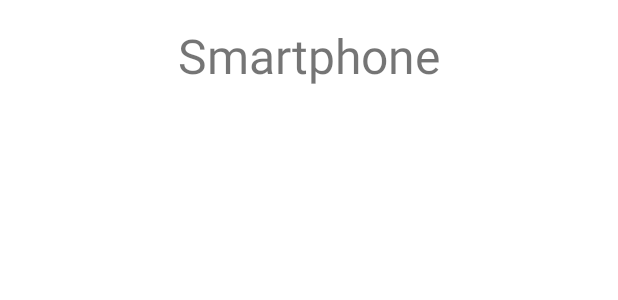
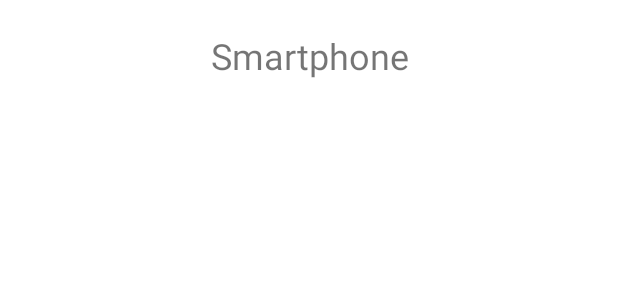
Before and after one commit to AIdaPavel/USPMobile, an Android app: the layout fragment_models_list.xml on its own in the app's theme, with its tools: preview values and no code run, on a phone screen of 412 x 824 dp. Shown: the top 300 px of the screen. Run offline under Robolectric (Android 15) with nearby library versions, the phone set to English and light mode, and no system bars.

Commit message:
moved the viewpager to a separate fragment, added and connected the notebooks tab, broke the back button

```diff
--- a/app/src/main/AndroidManifest.xml
+++ b/app/src/main/AndroidManifest.xml
@@ -11,7 +11,8 @@
         android:theme="@style/Theme.UspMobile">
         <activity
             android:name=".App"
-            android:exported="true">
+            android:exported="true"
+            android:screenOrientation="portrait">
             <intent-filter>
                 <action android:name="android.intent.action.MAIN" />
 
--- a/app/src/main/java/aidapavel/uspmobile/ui/adapter/ViewPagerAdapter.kt
+++ b/app/src/main/java/aidapavel/uspmobile/ui/adapter/ViewPagerAdapter.kt
@@ -6,7 +6,7 @@ import androidx.viewpager2.adapter.FragmentStateAdapter
 
 class ViewPagerAdapter(fragmentActivity: FragmentActivity) : FragmentStateAdapter(fragmentActivity ) {
 
-    private val fragments = arrayOf(DevicesFragment, DevicesFragment, DevicesFragment)
+    private val fragments = arrayOf(DevicesFragment, DevicesFragment, DevicesFragment, DevicesFragment)
 
     override fun getItemCount() = fragments.size
 
--- a/app/src/main/java/aidapavel/uspmobile/ui/devices/DevicesFragment.kt
+++ b/app/src/main/java/aidapavel/uspmobile/ui/devices/DevicesFragment.kt
@@ -8,7 +8,7 @@ import android.os.Bundle
 import android.view.View
 import moxy.MvpAppCompatFragment
 
-class DevicesFragment() : MvpAppCompatFragment(R.layout.fragment_devices_main) {
+class DevicesFragment : MvpAppCompatFragment(R.layout.fragment_devices_main) {
     private val binding: FragmentDevicesMainBinding by viewBinding()
     private var positionValue: Int = 0
 
--- a/app/src/main/java/aidapavel/uspmobile/ui/recycler/RecyclerModelsListAdapter.kt
+++ b/app/src/main/java/aidapavel/uspmobile/ui/recycler/RecyclerModelsListAdapter.kt
@@ -1,13 +1,9 @@
 package aidapavel.uspmobile.ui.recycler
 
-import aidapavel.uspmobile.R
 import aidapavel.uspmobile.databinding.FragmentModelItemBinding
-import aidapavel.uspmobile.ui.devices.ModelFragment
-import android.os.Bundle
 import android.view.LayoutInflater
 import android.view.View
 import android.view.ViewGroup
-import android.widget.Toast
 import androidx.recyclerview.widget.RecyclerView
 
 class RecyclerModelsListAdapter(private val data:List<Data>) : RecyclerView.Adapter<RecyclerView.ViewHolder>() {
--- a/app/src/main/res/layout/fragment_models_list.xml
+++ b/app/src/main/res/layout/fragment_models_list.xml
@@ -1,31 +1,29 @@
 <?xml version="1.0" encoding="utf-8"?>
-
-<androidx.constraintlayout.widget.ConstraintLayout
+<androidx.appcompat.widget.LinearLayoutCompat
     xmlns:android="http://schemas.android.com/apk/res/android"
     xmlns:app="http://schemas.android.com/apk/res-auto"
     xmlns:tools="http://schemas.android.com/tools"
     android:layout_width="match_parent"
-    android:layout_height="match_parent">
+    android:layout_height="match_parent"
+    android:layout_marginBottom="-10dp"
+    android:layout_gravity="center"
+    android:orientation="vertical">
 
     <TextView
         android:id="@+id/devicesTitle"
         android:layout_width="match_parent"
         android:layout_height="wrap_content"
         android:layout_marginTop="15dp"
-        android:textSize="32sp"
+        android:textSize="24sp"
         android:gravity="center"
-        app:layout_constraintEnd_toEndOf="parent"
-        app:layout_constraintStart_toStartOf="parent"
-        app:layout_constraintTop_toTopOf="parent"
         tools:text="Smartphone"/>
 
     <androidx.recyclerview.widget.RecyclerView
         android:id="@+id/recyclerModelList"
         android:layout_width="match_parent"
         android:layout_height="wrap_content"
+        android:paddingBottom="15dp"
         app:layoutManager="androidx.recyclerview.widget.GridLayoutManager"
-        app:layout_constraintEnd_toEndOf="parent"
-        app:layout_constraintStart_toStartOf="parent"
-        app:layout_constraintTop_toBottomOf="@+id/devicesTitle" />
+        app:spanCount="3" />
 
-</androidx.constraintlayout.widget.ConstraintLayout>
+</androidx.appcompat.widget.LinearLayoutCompat>
--- a/app/src/main/res/menu/bottom_navigation_view.xml
+++ b/app/src/main/res/menu/bottom_navigation_view.xml
@@ -16,4 +16,9 @@
         android:icon="@drawable/ic_watch"
         android:title="@string/accessories" />
 
+    <item
+        android:id="@+id/bottom_nav_laptops"
+        android:icon="@drawable/ic_laptop"
+        android:title="@string/laptop" />
+
 </menu>
--- a/app/src/main/res/values/strings.xml
+++ b/app/src/main/res/values/strings.xml
@@ -8,4 +8,5 @@
     <string name="settings">Настройки</string>
     <string name="website">https://USPMobile.ru</string>
     <string name="support">Помощь</string>
+    <string name="laptop">Ноутбуки</string>
 </resources>
```
Also changed, not shown: app/src/main/java/aidapavel/uspmobile/App.kt (+10 -8 lines), app/src/main/java/aidapavel/uspmobile/ui/ViewPagerFragment.kt (added, +33 -0 lines), app/src/main/java/aidapavel/uspmobile/ui/base/BottomMenu.kt (+10 -13 lines), app/src/main/java/aidapavel/uspmobile/ui/recycler/RecyclerFragment.kt (+9 -2 lines), app/src/main/res/drawable/ic_laptop.xml (added, +10 -0 lines), app/src/main/res/layout/activity_main.xml (+5 -19 lines), app/src/main/res/layout/fragment_model_item.xml (+15 -20 lines), app/src/main/res/layout/fragment_viewpager.xml (added, +25 -0 lines), 2 other files.
